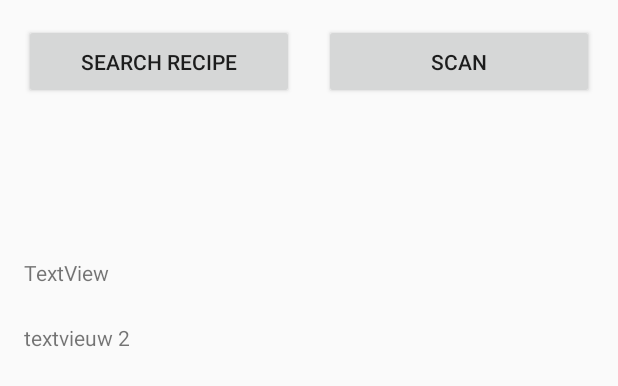
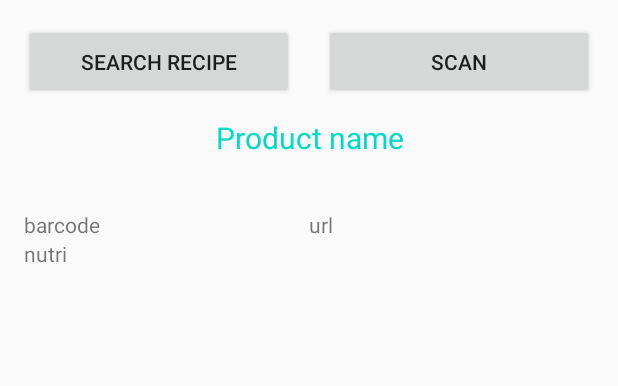
Before and after one commit to RobbeElsermans/SaveTheFood, an Android app: the layout activity_test_find_barcode.xml on its own in the app's theme, with its tools: preview values and no code run, on a phone screen of 412 x 824 dp. Shown: the top 386 px of the screen. Run offline under Robolectric (Android 15) with nearby library versions, the light colour scheme and no system bars.

Commit message:
toevoeging layout

```diff
--- a/app/src/main/java/com/example/savethefood/TestFindBarcode.java
+++ b/app/src/main/java/com/example/savethefood/TestFindBarcode.java
@@ -19,7 +19,11 @@ import retrofit2.converter.gson.GsonConverterFactory;
 
 public class TestFindBarcode extends AppCompatActivity {
 
-    private TextView nameProduct;
+    //private BarcodeInfo data;
+    private Intent recieveBarcode;
+    private TextView barcode;
+    private TextView nutriscore;
+    private TextView urlProduct;
 
     FoodAPI ApiBarcode;
 
@@ -42,7 +46,9 @@ public class TestFindBarcode extends AppCompatActivity {
         ActivityCompat.requestPermissions(this,new String[]{Manifest.permission.INTERNET}, PackageManager.PERMISSION_GRANTED);
 
 
-        TextView barcode = findViewById(R.id.text_Barcode);
+        barcode = findViewById(R.id.textview_barcode);
+        nutriscore = findViewById(R.id.textview_nutriscores);
+        urlProduct = findViewById(R.id.textview_url);
 
 
         cameraScan = new Intent(this,Scanner.class);
@@ -72,14 +78,10 @@ public class TestFindBarcode extends AppCompatActivity {
                 if (response.isSuccessful())
                 {
                     BarcodeInfo posten = response.body();
+                    String nutriments = null;
+                    nutriments += "sugar: "+ posten.getStatusVerbose();
+                    nutriscore.setText(nutriments);
 
-                    String message = "";
-                    message += "Barcode: " + posten.getBarCode() + "\n";
-                    message += "Naam: " + posten.getProduct().getName() + "\n";
-                    message += "Status: " + posten.getStatus() + "\n";
-
-                    nameProduct.append(message);
-                    url = posten.getProduct().getImage_url();
 
                 }
                 else
@@ -98,4 +100,7 @@ public class TestFindBarcode extends AppCompatActivity {
     public void Scan(View view) {
         startActivity(cameraScan);
     }
+
+    public void searchRecipe(View view) {
+    }
 }
--- a/app/src/main/res/layout/activity_test_find_barcode.xml
+++ b/app/src/main/res/layout/activity_test_find_barcode.xml
@@ -18,36 +18,84 @@
         app:layout_constraintTop_toTopOf="parent" />
 
     <Button
-        android:id="@+id/btn_scan2"
+        android:id="@+id/btn_search_recipe"
         android:layout_width="180dp"
         android:layout_height="50dp"
         android:layout_marginStart="16dp"
         android:layout_marginTop="16dp"
-        android:onClick="Scan"
+        android:onClick="searchRecipe"
         android:text="Search Recipe"
+        android:shadowRadius="@android:integer/config_longAnimTime"
         app:layout_constraintStart_toStartOf="parent"
         app:layout_constraintTop_toTopOf="parent" />
 
-    <TextView
-        android:id="@+id/text_Barcode"
-        android:layout_width="wrap_content"
-        android:layout_height="wrap_content"
-        android:text="TextView"
-        app:layout_constraintBottom_toBottomOf="parent"
-        app:layout_constraintEnd_toEndOf="parent"
-        app:layout_constraintHorizontal_bias="0.045"
-        app:layout_constraintStart_toStartOf="parent"
-        app:layout_constraintTop_toTopOf="parent"
-        app:layout_constraintVertical_bias="0.214" />
 
     <TextView
-        android:id="@+id/text_info"
-        android:layout_width="wrap_content"
+        android:id="@+id/textView2"
+        android:layout_width="match_parent"
         android:layout_height="wrap_content"
-        android:layout_marginTop="24dp"
-        android:text="textvieuw 2"
+        android:layout_marginTop="12dp"
+        android:gravity="center"
+        android:text="Product name"
+        android:textSize="20dp"
+        android:textColor="@color/colorAccent"
         app:layout_constraintEnd_toEndOf="parent"
-        app:layout_constraintHorizontal_bias="0.047"
+        app:layout_constraintHorizontal_bias="0.0"
         app:layout_constraintStart_toStartOf="parent"
-        app:layout_constraintTop_toBottomOf="@+id/text_Barcode" />
+        app:layout_constraintTop_toBottomOf="@+id/btn_scan" />
+
+    <ScrollView
+        android:id="@+id/scrollview"
+        android:layout_width="match_parent"
+        android:layout_height="match_parent"
+        android:layout_marginTop="140dp"
+        app:layout_constraintEnd_toEndOf="parent"
+        app:layout_constraintHorizontal_bias="1.0"
+        app:layout_constraintStart_toStartOf="parent"
+        app:layout_constraintTop_toBottomOf="@+id/textView2">
+
+        <LinearLayout
+            android:id="@+id/linearlayoutPrim"
+            android:layout_width="match_parent"
+            android:layout_height="match_parent"
+            android:layout_marginLeft="16dp"
+            android:layout_marginRight="16dp"
+            android:orientation="horizontal">
+
+            <LinearLayout
+                android:id="@+id/linearlayoutSec1"
+                android:layout_width="match_parent"
+                android:layout_height="match_parent"
+                android:layout_weight="1"
+                android:orientation="vertical">
+                <TextView
+                    android:id="@+id/textview_barcode"
+                    android:layout_width="wrap_content"
+                    android:layout_height="wrap_content"
+                    android:text="barcode" />
+
+                <TextView
+                    android:id="@+id/textview_nutriscores"
+                    android:layout_width="wrap_content"
+                    android:layout_height="wrap_content"
+                    android:text="nutri" />
+
+            </LinearLayout>
+
+            <LinearLayout
+                android:id="@+id/linearlayoutSec2"
+                android:layout_width="match_parent"
+                android:layout_height="match_parent"
+                android:layout_weight="1"
+                android:orientation="vertical">
+
+                <TextView
+                    android:id="@+id/textview_url"
+                    android:layout_width="wrap_content"
+                    android:layout_height="wrap_content"
+                    android:text="url" />
+
+            </LinearLayout>
+        </LinearLayout>
+    </ScrollView>
 </androidx.constraintlayout.widget.ConstraintLayout>
```
